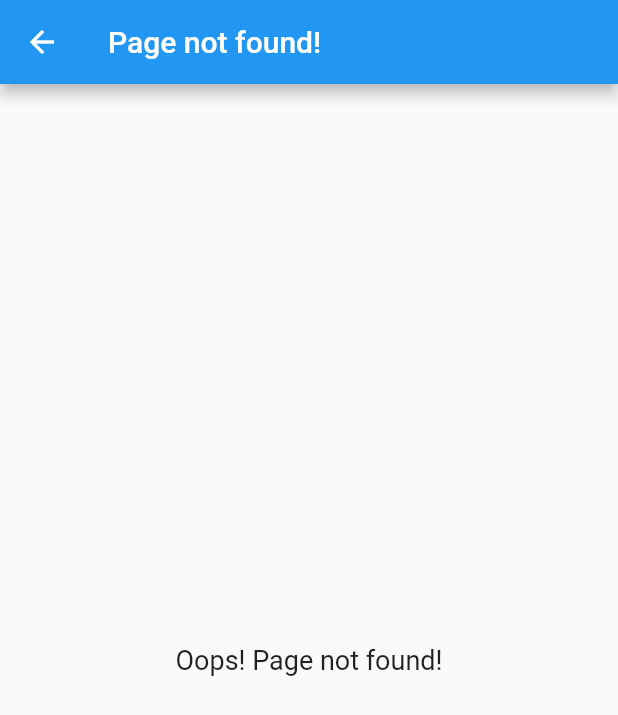
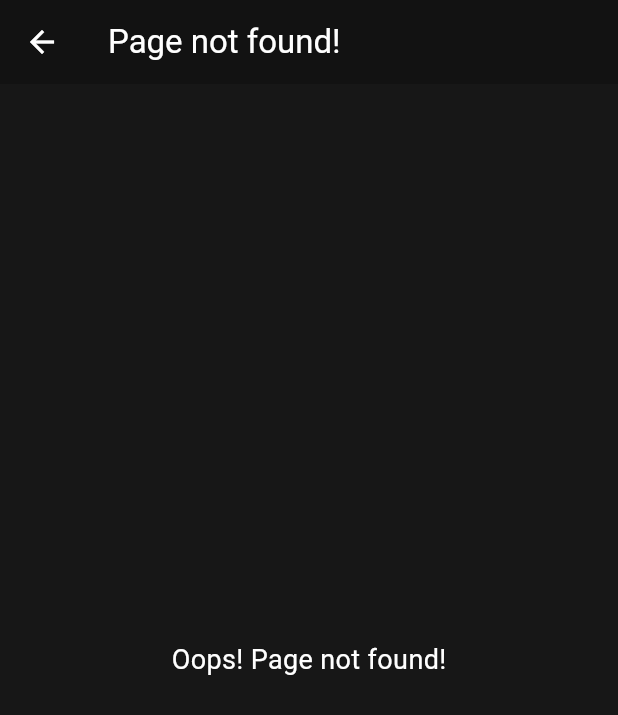
Before and after one commit to LiquidatorCoder/mindpeers_assignment, a Flutter app: the screen it shows after launch, after a tap on "404", on a phone screen of 412 x 824 dp. Shown: the top 715 px of the screen. Run offline on Flutter 3.47's test engine with Material 2 defaults, Android fonts, the phone set to English and light mode, and no system bars; our stand-ins replace after_layout, auto_route, get_it, injectable, logger, mobx; generated files the repository leaves out were written again.

Commit message:
minor fixes + app theme

```diff
--- a/lib/features/app/ui/pages/app_screen.dart
+++ b/lib/features/app/ui/pages/app_screen.dart
@@ -1,6 +1,5 @@
 import 'package:auto_route/auto_route.dart';
 import 'package:flutter/material.dart';
-import 'package:flutter_mobx/flutter_mobx.dart';
 
 import 'package:mindpeers/common/router/root_router.dart';
 import 'package:mindpeers/constants/env.dart';
@@ -29,11 +28,21 @@ class AppScreen extends StatelessWidget {
 
         return nativeNavigator!;
       },
+      theme: ThemeData(
+        useMaterial3: true,
+        colorScheme: const ColorScheme.dark().copyWith(
+          primary: const Color(0xFF16A9B1),
+          secondary: const Color(0xFFFFB736),
+        ),
+        scaffoldBackgroundColor: const Color(0xFF171717),
+      ),
       title: Strings.appName,
       routeInformationParser: rootRouter.defaultRouteParser(),
       routerDelegate: AutoRouterDelegate(
         rootRouter,
-        navigatorObservers: () => [AutoRouteObserver()],
+        navigatorObservers: () => [
+          AutoRouteObserver(),
+        ],
       ),
     );
   }
--- a/lib/features/home/ui/pages/home.dart
+++ b/lib/features/home/ui/pages/home.dart
@@ -59,7 +59,7 @@ class _HomeScreenState extends SfWidget {
   Widget build(BuildContext context) {
     return Scaffold(
       appBar: AppBar(
-        title: const Text('Cred Test'),
+        title: const Text('MindPeers'),
       ),
       body: Center(
         child: Column(
```
Also changed, not shown: lib/constants/env.dart (+5 -5 lines), lib/features/app/ui/store/app_store.dart (+5 -5 lines), lib/main.dart (+18 -8 lines), lib/widget_extends/sf_widget.dart (+5 -3 lines), lib/common/router/router.gr.dart, lib/features/app/ui/store/app_store.g.dart, 3 other files.
